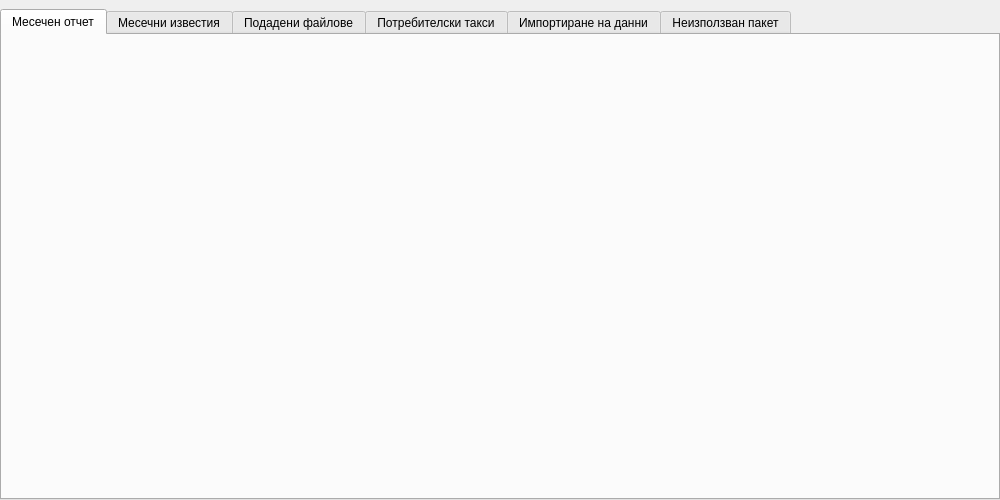
Old version of the form src/View/Widgets/PisDialog.ui in the repository thefinalcutbg/DinoDent.
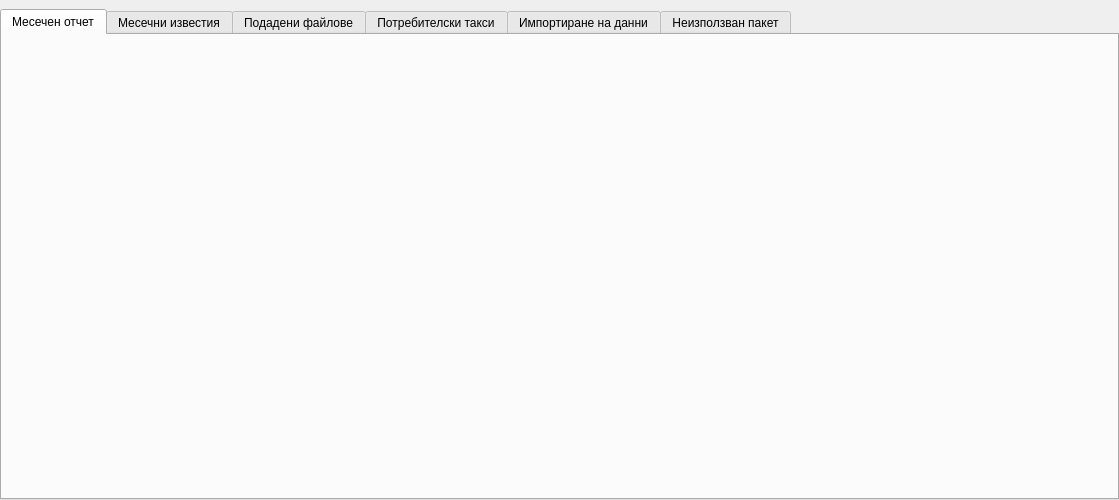
New version of the form. Custom widgets are drawn as their Qt base class.

Commit message: pis dialog width change

Diff of the .ui file:
```diff
--- a/src/View/Widgets/PisDialog.ui
+++ b/src/View/Widgets/PisDialog.ui
@@ -6,7 +6,7 @@
    <rect>
     <x>0</x>
     <y>0</y>
-    <width>1000</width>
+    <width>1119</width>
     <height>500</height>
    </rect>
   </property>
```
